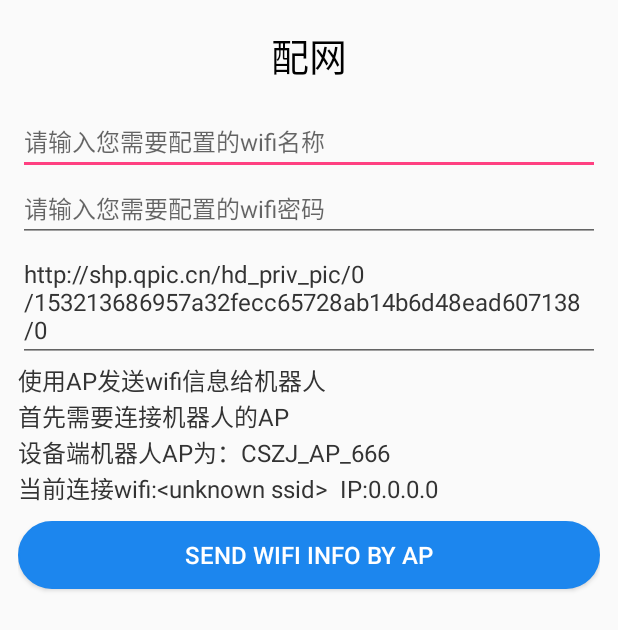
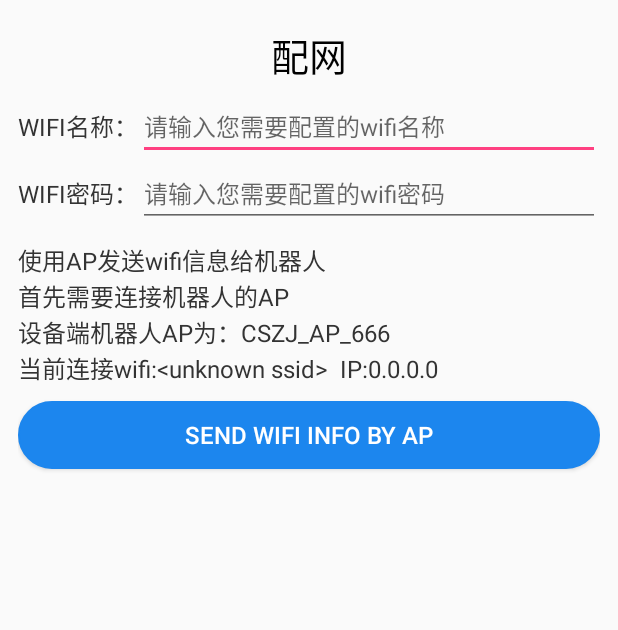
Before and after one commit to tlq123/ParentsSide, an Android app: the ConnhostActivity screen opened directly, with no data from a screen before it, after a tap on "SEND WIFI INFO BY AP", on a phone screen of 412 x 824 dp. Shown: the top 630 px of the screen. Run offline under Robolectric (Android 15) with nearby library versions, the phone set to English and light mode, and no system bars.

Commit message:
优化了部分代码

```diff
--- a/app/src/main/java/com/cszj/ps/activity/BindActivity.java
+++ b/app/src/main/java/com/cszj/ps/activity/BindActivity.java
@@ -79,8 +79,6 @@ public class BindActivity extends BaseActivity implements View.OnClickListener{
             bind_Btn.setText(getString(R.string.zj_bind));
         }else{
             bind_textView.setText(getString(R.string.zj_unbind_device));
-            username_Linear.setVisibility(View.GONE);
-            imageurl_Linear.setVisibility(View.GONE);
             bind_Btn.setText(getString(R.string.zj_unbind));
         }
 
--- a/app/src/main/java/com/cszj/ps/activity/ConnhostActivity.java
+++ b/app/src/main/java/com/cszj/ps/activity/ConnhostActivity.java
@@ -60,6 +60,9 @@ public class ConnhostActivity extends BaseActivity {
                 case CONNECT_TIME_OUT:
                     tvConnResult.setText(msg.obj.toString());
                     break;
+                case 3:
+                    finish();
+                    break;
                 default:
                     super.handleMessage(msg);
             }
@@ -80,6 +83,7 @@ public class ConnhostActivity extends BaseActivity {
         etSSID.setText(SharedHelper.getWifiName(this));
         etPassword.setText(SharedHelper.getWifiPwd(this));
 
+
         /**
          * 联网示例： AP
          */
@@ -87,10 +91,10 @@ public class ConnhostActivity extends BaseActivity {
             @Override
             public void onClick(View v) {
 
-                if(!wifiId.contains("CSZJ_AP_666")){
-                    Toast.makeText(ConnhostActivity.this,"请先连接WiFi：CSZJ_AP_666",Toast.LENGTH_LONG).show();
-                    return;
-                }
+//                if(!wifiId.contains("CSZJ_AP_666")){
+//                    Toast.makeText(ConnhostActivity.this,"请先连接WiFi：CSZJ_AP_666",Toast.LENGTH_LONG).show();
+//                    return;
+//                }
                 final String [] ips = ip.split("\\.");
                 if(ips.length != 4){
                     Toast.makeText(ConnhostActivity.this,"IP获取失败",Toast.LENGTH_LONG).show();
@@ -100,11 +104,12 @@ public class ConnhostActivity extends BaseActivity {
                     @Override
                     public void run() {
                         String serverIP = ips[0]+"."+ips[1]+"."+ips[2]+".1";
-                        SendString("ip:" + ip.trim(), serverIP ,9999);
                         Message message = new Message();
                         message.what = CONNECT_TIME_OUT ;
-                        message.obj = "向IP:"+serverIP+"发送消息超时。 port:"+port;
-                        mainHandler.sendMessageDelayed(message,5000); //延时操作为5秒
+                        message.obj = "向IP:"+serverIP+"发送消息失败，检查WiFi是否连接到CSZJ_AP_666。 端口:"+port;
+                        mainHandler.sendMessageDelayed(message,5000); //延时操作为7秒
+                        SendString("ip:" + ip.trim(), serverIP ,9999);
+
                     }
                 }).start();
 
@@ -199,11 +204,15 @@ public class ConnhostActivity extends BaseActivity {
             message.obj = "KEY:"+content.split(":")[1]+"\nDeviceId:"+content.split(":")[2]+"\nSend wifi info State: " + ret;
             mainHandler.sendMessage(message);
 
+            if(ret){
+                mainHandler.sendEmptyMessageDelayed(3,3000);  //3秒后关闭页面
+            }
         }
     }
-
+//991207
     public void SendString(String content, String ipAddress, int port){
         try {
+            Logger.e(TAG,"ipAddress==="+ipAddress+" port:"+port+" content"+content);
             Socket data = new Socket(ipAddress, port);
             OutputStream outputData = data.getOutputStream();
             InputStream Input = new ByteArrayInputStream(content.getBytes());
--- a/app/src/main/java/com/cszj/ps/activity/MainActivity.java
+++ b/app/src/main/java/com/cszj/ps/activity/MainActivity.java
@@ -32,9 +32,9 @@ public class  MainActivity extends BaseActivity implements View.OnClickListener
     @Override
     public void onResume() {
         super.onResume();
-        //解绑或者绑定设备时 进行刷新
+
+        meFragment.updateName();
         musicFragment.webReload();
-        meFragment.updateName();
     }
 
     private void init(){
@@ -53,7 +53,6 @@ public class  MainActivity extends BaseActivity implements View.OnClickListener
         transaction.add(R.id.main_frame_content,meFragment);
         transaction.hide(meFragment).show(musicFragment).commit();
         fragmentIndex = 1 ;
-
 
     }
 
--- a/app/src/main/res/layout/activity_bind.xml
+++ b/app/src/main/res/layout/activity_bind.xml
@@ -50,6 +50,7 @@
         android:layout_marginTop="10dp"
         android:orientation="horizontal"
        android:gravity="center"
+       android:visibility="gone"
         >
         <TextView
             android:layout_width="90dp"
@@ -74,6 +75,7 @@
         android:layout_width="match_parent"
         android:layout_height="wrap_content"
         android:layout_marginTop="10dp"
+        android:visibility="gone"
         android:orientation="horizontal"
         >
         <TextView
--- a/app/src/main/res/layout/activity_connhost.xml
+++ b/app/src/main/res/layout/activity_connhost.xml
@@ -16,15 +16,41 @@
         android:textSize="25dp"
         android:text="配网"/>
 
+
+    <LinearLayout
+        android:layout_width="match_parent"
+        android:layout_height="wrap_content"
+        android:gravity="center_vertical"
+        android:orientation="horizontal">
+
+        <TextView
+            android:layout_width="wrap_content"
+            android:layout_height="wrap_content"
+            android:textColor="@color/text_color_3"
+            android:textSize="16dp"
+            android:text="WIFI名称："/>
         <EditText
             android:id="@+id/ssid"
             android:layout_width="match_parent"
             android:layout_height="wrap_content"
-        android:layout_marginTop="10dp"
             android:hint="请输入您需要配置的wifi名称"
             android:textSize="16dp"
             android:textColor="@color/text_color_3"
             />
+    </LinearLayout>
+
+    <LinearLayout
+        android:layout_width="match_parent"
+        android:layout_height="wrap_content"
+        android:gravity="center_vertical"
+        android:orientation="horizontal">
+
+        <TextView
+            android:layout_width="wrap_content"
+            android:layout_height="wrap_content"
+            android:textColor="@color/text_color_3"
+            android:textSize="16dp"
+            android:text="WIFI密码："/>
         <EditText
             android:id="@+id/password"
             android:layout_width="match_parent"
@@ -33,6 +59,7 @@
             android:textSize="16dp"
             android:textColor="@color/text_color_3"
             />
+    </LinearLayout>
 
     <EditText
         android:id="@+id/type"
@@ -58,6 +85,7 @@
         android:layout_height="wrap_content"
         android:hint="Input your imageUrl"
         android:textSize="16dp"
+        android:visibility="gone"
         android:textColor="@color/text_color_3"
         android:text="http://shp.qpic.cn/hd_priv_pic/0/153213686957a32fecc65728ab14b6d48ead607138/0"/>
 
@@ -66,6 +94,7 @@
         android:id="@+id/tv_notice_ap"
         android:layout_width="match_parent"
         android:layout_height="wrap_content"
+        android:layout_marginTop="10dp"
         android:textSize="16dp"
         android:textColor="@color/text_color_3"
         android:text="使用AP发送wifi信息给机器人\n首先需要连接机器人的AP\n设备端机器人AP为：CSZJ_AP_666" />
@@ -75,8 +104,7 @@
         android:layout_height="wrap_content"
         android:textSize="16dp"
         android:textColor="@color/text_color_3"
-        android:text="当前连接WiFi" />
-
+        android:text="当前连接WIFI:" />
 
     <Button
         android:id="@+id/btn_conn_ap"
```
Also changed, not shown: app/src/main/java/com/cszj/ps/frame/MusicFragment.java (+54 -2 lines), app/src/main/java/com/cszj/ps/view/MyWebView.java (added, +59 -0 lines), app/src/main/res/layout/fragment_music.xml (+10 -3 lines), 3 other files. Lines whose indentation alone changed are shown as unchanged.
